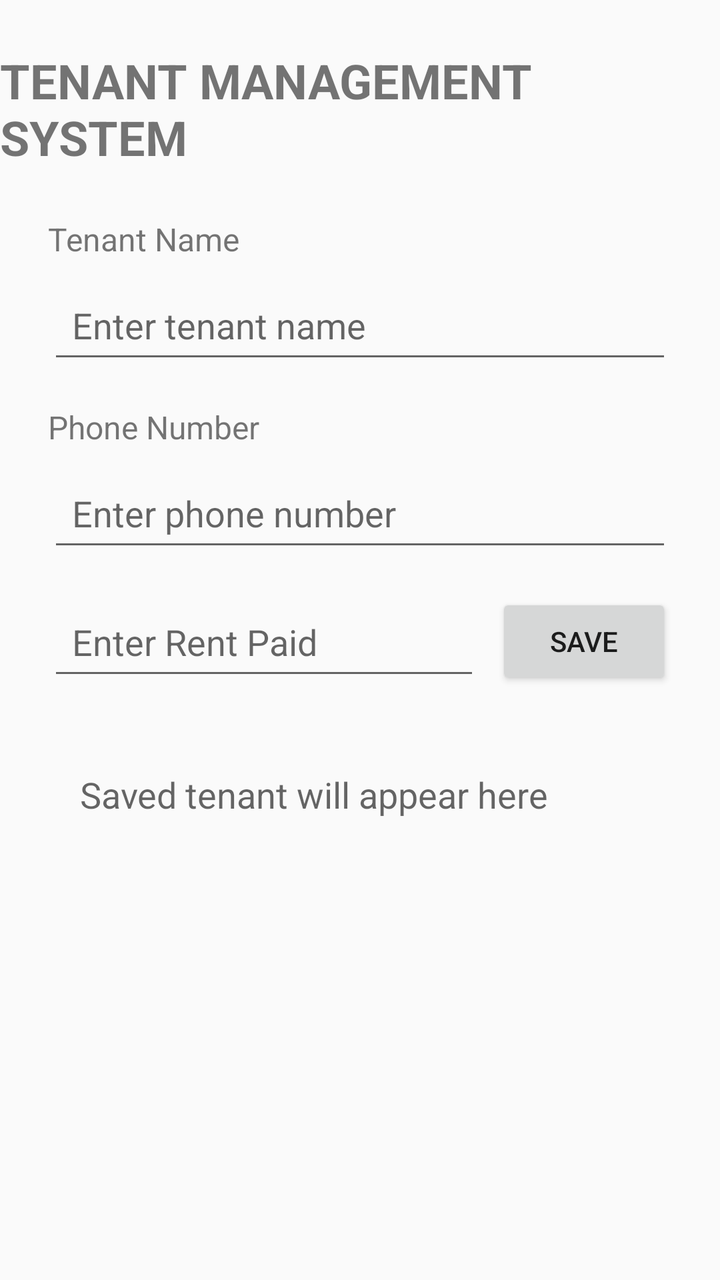
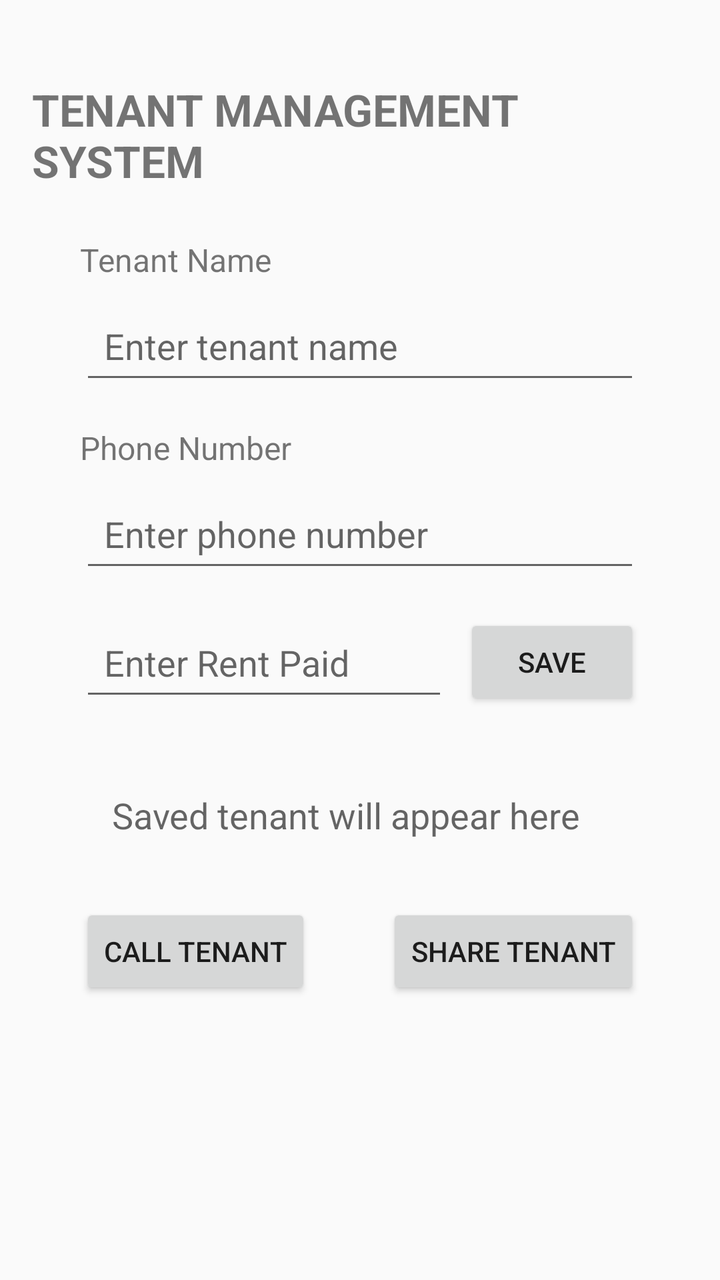

Screens rendered from an Android XML layout before and after an edit, with the pre-edit source and the edit as a unified diff.
<!-- AndroidManifest.xml: application theme Theme.MyTenantManagamenntSystem2 -->
<!-- res/layout/activity_main.xml -->
<?xml version="1.0" encoding="utf-8"?>
<layout xmlns:android="http://schemas.android.com/apk/res/android"
    xmlns:app="http://schemas.android.com/apk/res-auto">

    <data>
        <variable
            name="tenant"
            type="com.example.tenantmanagementsystemgroupa.Tenant" />
    </data>

    <androidx.constraintlayout.widget.ConstraintLayout
        android:layout_width="match_parent"
        android:layout_height="match_parent">

        <TextView
            android:id="@+id/titleTextView"
            android:layout_width="wrap_content"
            android:layout_height="wrap_content"
            android:text="TENANT MANAGEMENT SYSTEM"
            android:textSize="24sp"
            android:textStyle="bold"
            android:layout_marginTop="24dp"
            app:layout_constraintTop_toTopOf="parent"
            app:layout_constraintStart_toStartOf="parent"
            app:layout_constraintEnd_toEndOf="parent" />

        <TextView
            android:id="@+id/tenantNameLabel"
            android:layout_width="wrap_content"
            android:layout_height="wrap_content"
            android:text="Tenant Name"
            android:textSize="16sp"
            android:layout_marginTop="24dp"
            android:layout_marginStart="24dp"
            app:layout_constraintTop_toBottomOf="@id/titleTextView"
            app:layout_constraintStart_toStartOf="parent" />

        <EditText
            android:id="@+id/tenantNameEditText"
            android:layout_width="0dp"
            android:layout_height="wrap_content"
            android:hint="Enter tenant name"
            android:minHeight="48dp"
            android:padding="12dp"
            android:layout_marginTop="8dp"
            android:layout_marginStart="24dp"
            android:layout_marginEnd="24dp"
            app:layout_constraintTop_toBottomOf="@id/tenantNameLabel"
            app:layout_constraintStart_toStartOf="parent"
            app:layout_constraintEnd_toEndOf="parent" />

        <TextView
            android:id="@+id/phoneLabel"
            android:layout_width="wrap_content"
            android:layout_height="wrap_content"
            android:text="Phone Number"
            android:textSize="16sp"
            android:layout_marginTop="16dp"
            android:layout_marginStart="24dp"
            app:layout_constraintTop_toBottomOf="@id/tenantNameEditText"
            app:layout_constraintStart_toStartOf="parent" />

        <EditText
            android:id="@+id/phoneEditText"
            android:layout_width="0dp"
            android:layout_height="wrap_content"
            android:hint="Enter phone number"
            android:inputType="phone"
            android:minHeight="48dp"
            android:padding="12dp"
            android:layout_marginTop="8dp"
            android:layout_marginStart="24dp"
            android:layout_marginEnd="24dp"
            app:layout_constraintTop_toBottomOf="@id/phoneLabel"
            app:layout_constraintStart_toStartOf="parent"
            app:layout_constraintEnd_toEndOf="parent" />

        <EditText
            android:id="@+id/rentEditText"
            android:layout_width="0dp"
            android:layout_height="wrap_content"
            android:hint="Enter Rent Paid"
            android:inputType="numberDecimal"
            android:minHeight="48dp"
            android:padding="12dp"
            android:layout_marginStart="24dp"
            android:layout_marginTop="16dp"
            android:layout_marginEnd="8dp"
            app:layout_constraintTop_toBottomOf="@id/phoneEditText"
            app:layout_constraintStart_toStartOf="parent"
            app:layout_constraintEnd_toStartOf="@id/saveButton" />

        <Button
            android:id="@+id/saveButton"
            android:layout_width="wrap_content"
            android:layout_height="wrap_content"
            android:text="SAVE"
            android:layout_marginEnd="24dp"
            app:layout_constraintTop_toTopOf="@id/rentEditText"
            app:layout_constraintEnd_toEndOf="parent" />

        <TextView
            android:id="@+id/tenantResultTextView"
            android:layout_width="0dp"
            android:layout_height="wrap_content"
            android:text="@{tenant.summary()}"
            android:hint="Saved tenant will appear here"
            android:textSize="18sp"
            android:padding="16dp"
            android:layout_margin="24dp"
            app:layout_constraintTop_toBottomOf="@id/rentEditText"
            app:layout_constraintStart_toStartOf="parent"
            app:layout_constraintEnd_toEndOf="parent" />

    </androidx.constraintlayout.widget.ConstraintLayout>
</layout>
<!-- resources referenced by this layout -->
<resources>
  <style name="Theme.MyTenantManagamenntSystem2" parent="android:Theme.Material.Light.NoActionBar" />
</resources>

<!-- the commit's change to res/layout/activity_main.xml (unified diff, before → after) -->
@@ -10,14 +10,15 @@
 
     <androidx.constraintlayout.widget.ConstraintLayout
         android:layout_width="match_parent"
-        android:layout_height="match_parent">
+        android:layout_height="match_parent"
+        android:padding="16dp">
 
         <TextView
             android:id="@+id/titleTextView"
             android:layout_width="wrap_content"
             android:layout_height="wrap_content"
             android:text="TENANT MANAGEMENT SYSTEM"
-            android:textSize="24sp"
+            android:textSize="22sp"
             android:textStyle="bold"
             android:layout_marginTop="24dp"
             app:layout_constraintTop_toTopOf="parent"
@@ -112,5 +113,25 @@
             app:layout_constraintStart_toStartOf="parent"
             app:layout_constraintEnd_toEndOf="parent" />
 
+        <Button
+            android:id="@+id/callButton"
+            android:layout_width="wrap_content"
+            android:layout_height="wrap_content"
+            android:text="CALL TENANT"
+            android:layout_marginStart="24dp"
+            android:layout_marginTop="16dp"
+            app:layout_constraintTop_toBottomOf="@id/tenantResultTextView"
+            app:layout_constraintStart_toStartOf="parent" />
+
+        <Button
+            android:id="@+id/shareButton"
+            android:layout_width="wrap_content"
+            android:layout_height="wrap_content"
+            android:text="SHARE TENANT"
+            android:layout_marginEnd="24dp"
+            android:layout_marginTop="16dp"
+            app:layout_constraintTop_toBottomOf="@id/tenantResultTextView"
+            app:layout_constraintEnd_toEndOf="parent" />
+
     </androidx.constraintlayout.widget.ConstraintLayout>
 </layout>
